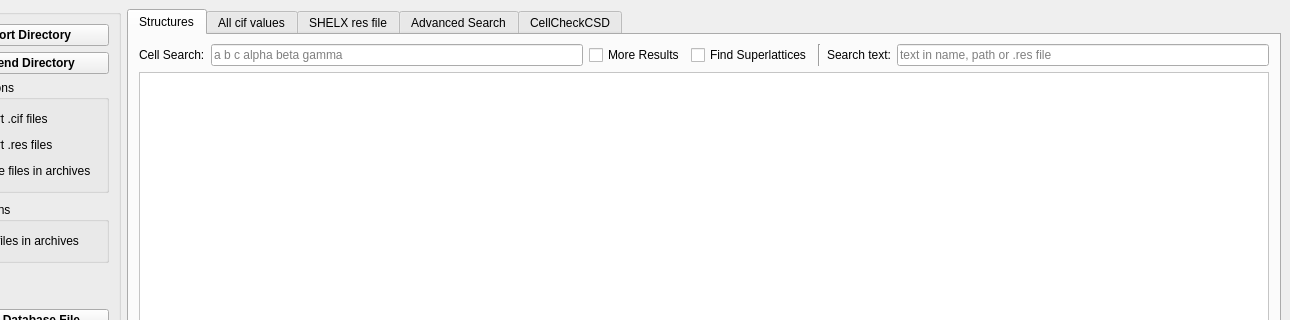
Before: the Qt Designer form src/structurefinder/gui/strf_main.ui in dkratzert/StructureFinder, drawn with Qt 5; both pictures show x 81 to 1371 and y 0 to 320 of the 1371 by 733 pixel window.
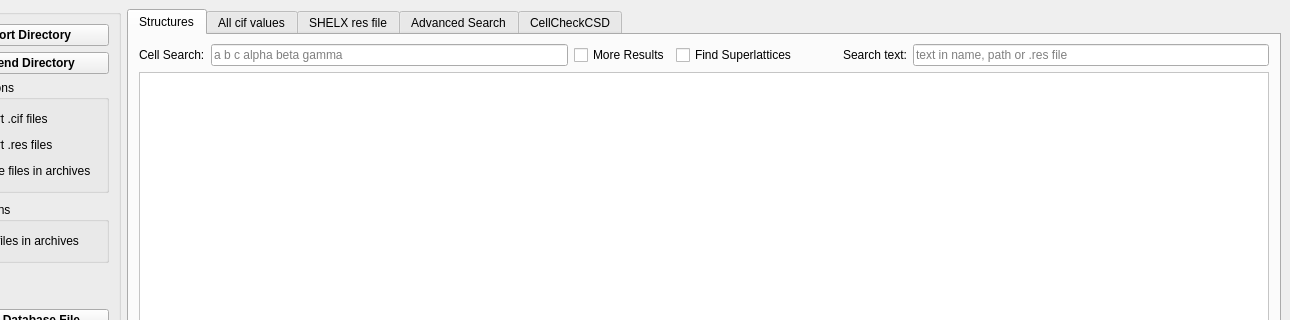
After: the same form once the commit is applied. Custom widgets are drawn as their Qt base class.

```diff
--- a/src/structurefinder/gui/strf_main.ui
+++ b/src/structurefinder/gui/strf_main.ui
@@ -1187,11 +1187,20 @@
                </widget>
               </item>
               <item>
-               <widget class="Line" name="line">
+               <spacer name="horizontalSpacer_5">
                 <property name="orientation">
-                 <enum>Qt::Vertical</enum>
+                 <enum>Qt::Horizontal</enum>
                 </property>
-               </widget>
+                <property name="sizeType">
+                 <enum>QSizePolicy::Minimum</enum>
+                </property>
+                <property name="sizeHint" stdset="0">
+                 <size>
+                  <width>40</width>
+                  <height>20</height>
+                 </size>
+                </property>
+               </spacer>
               </item>
               <item>
                <widget class="QLabel" name="txtSearchLabel">
```
Left out of the diff: 5 changed lines with no effect on the pictures.
